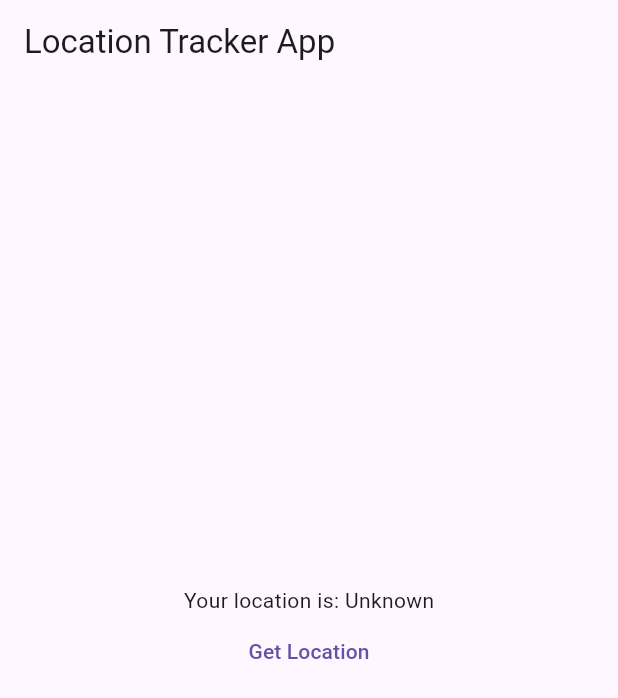
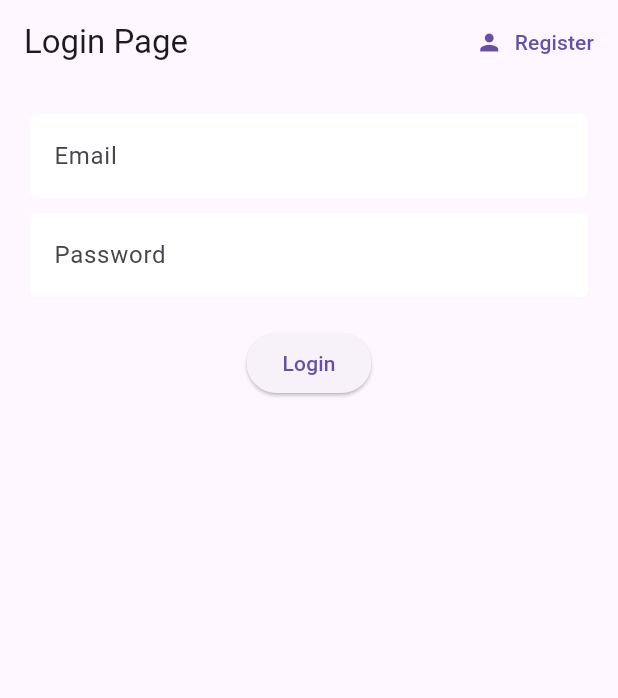
Before and after one commit to Siam5ell/location_app, a Flutter app: the screen it shows after launch, on a phone screen of 412 x 824 dp. Shown: the top 698 px of the screen. Run offline on Flutter 3.47's test engine with Material 3 defaults, Android fonts, the phone set to English and light mode, and no system bars; our stand-ins replace firebase_auth, firebase_core, geolocator; accounts and stored records are empty.

Commit message:
Basic Changes

```diff
--- /dev/null
+++ b/location_app/lib/constants/formdec.dart
@@ -0,0 +1,10 @@
+import 'package:flutter/material.dart';
+
+const textInputDecoration = InputDecoration(
+    fillColor: Colors.white,
+    filled: true,
+    enabledBorder: OutlineInputBorder(
+        borderSide: BorderSide(color: Colors.white, width: 2.0)),
+    focusedBorder: OutlineInputBorder(
+        borderSide:
+            BorderSide(color: Color.fromARGB(255, 245, 139, 139), width: 2.0)));
--- a/location_app/lib/main.dart
+++ b/location_app/lib/main.dart
@@ -1,10 +1,14 @@
+import 'package:firebase_core/firebase_core.dart';
 import 'package:flutter/material.dart';
-import 'package:location_app/screens/child/home.dart';
-import 'package:location_app/screens/child/mappage.dart';
+import 'package:location_app/firebase_options.dart';
+import 'package:location_app/screens/wrapper.dart';
+import 'package:location_app/services/auth.dart';
 import 'package:location_app/services/determinepositon.dart';
 import 'package:provider/provider.dart';
 
 void main() async {
+  WidgetsFlutterBinding.ensureInitialized();
+  await Firebase.initializeApp(options: DefaultFirebaseOptions.currentPlatform);
   runApp(const MyApp());
 }
 
@@ -13,15 +17,13 @@ class MyApp extends StatelessWidget {
 
   @override
   Widget build(BuildContext context) {
-    return ChangeNotifierProvider(
-      create: (context) => LocationTracker(),
-      child: MaterialApp(
-        initialRoute: "/",
-        routes: {
-          "/": (context) => const HomePage(),
-          "/actualmap": (context) => const MapPage(),
-        },
-      ),
-    );
+    return MultiProvider(providers: [
+      ChangeNotifierProvider(create: (context) => LocationTracker()),
+      StreamProvider(
+          create: (context) {
+            return Authenticate().user;
+          },
+          initialData: null)
+    ], child: const Wrapper());
   }
 }
--- /dev/null
+++ b/location_app/lib/screens/authentication/authpage.dart
@@ -0,0 +1,18 @@
+import 'package:flutter/material.dart';
+import 'package:location_app/screens/authentication/login.dart';
+import 'package:location_app/screens/authentication/register.dart';
+
+class AuthPage extends StatelessWidget {
+  const AuthPage({super.key});
+
+  @override
+  Widget build(BuildContext context) {
+    return MaterialApp(
+      initialRoute: "/",
+      routes: {
+        "/": (context) => const LoginPage(),
+        "/register": (context) => const RegisterPage(),
+      },
+    );
+  }
+}
--- /dev/null
+++ b/location_app/lib/screens/authentication/login.dart
@@ -0,0 +1,87 @@
+import "package:flutter/material.dart";
+import "package:location_app/constants/formdec.dart";
+import "package:location_app/services/auth.dart";
+
+class LoginPage extends StatefulWidget {
+  const LoginPage({super.key});
+
+  @override
+  State<LoginPage> createState() => _LoginPageState();
+}
+
+class _LoginPageState extends State<LoginPage> {
+  String email = "";
+  String password = "";
+  String error = "";
+  final _formkey = GlobalKey<FormState>();
+  final auth = Authenticate();
+  @override
+  Widget build(BuildContext context) {
+    return Scaffold(
+      appBar: AppBar(
+        title: const Text("Login Page"),
+        actions: [
+          TextButton.icon(
+              onPressed: () {
+                Navigator.pushNamed(context, "/register");
+              },
+              icon: const Icon(Icons.person),
+              label: const Text("Register"))
+        ],
+      ),
+      body: Container(
+        padding: const EdgeInsets.all(20),
+        child: Form(
+          key: _formkey,
+          child: Column(
+            children: [
+              TextFormField(
+                decoration: textInputDecoration.copyWith(hintText: "Email"),
+                onChanged: (value) => setState(() {
+                  email = value;
+                }),
+                validator: (value) =>
+                    value!.isEmpty ? "Enter a valid email." : null,
+              ),
+              const SizedBox(
+                height: 10,
+              ),
+              TextFormField(
+                decoration: textInputDecoration.copyWith(hintText: "Password"),
+                obscureText: true,
+                onChanged: (value) {
+                  setState(() {
+                    password = value;
+                  });
+                },
+                validator: (value) => value!.length < 6
+                    ? "Password must have atleast 6 characters."
+                    : null,
+              ),
+              const SizedBox(
+                height: 20,
+              ),
+              ElevatedButton(
+                  onPressed: () async {
+                    if (_formkey.currentState!.validate()) {
+                      try {
+                        await auth.signinwithemailandpassword(email, password);
+                      } catch (e) {
+                        setState(() {
+                          error = e.toString();
+                        });
+                      }
+                    }
+                  },
+                  child: const Text("Login")),
+              const SizedBox(
+                height: 20,
+              ),
+              Text(error)
+            ],
+          ),
+        ),
+      ),
+    );
+  }
+}
--- a/location_app/lib/screens/child/home.dart
+++ /dev/null
@@ -1,55 +0,0 @@
-import "package:flutter/material.dart";
-import "package:location_app/services/determinepositon.dart";
-import "package:provider/provider.dart";
-
-class HomePage extends StatefulWidget {
-  const HomePage({super.key});
-
-  @override
-  State<HomePage> createState() => _HomePageState();
-}
-
-class _HomePageState extends State<HomePage> {
-  bool _isvisible = false;
-
-  @override
-  Widget build(BuildContext context) {
-    final LocationTracker locationTracker =
-        Provider.of<LocationTracker>(context);
-    return Scaffold(
-      appBar: AppBar(title: const Text("Location Tracker App")),
-      body: Center(
-        child: Column(
-          mainAxisAlignment: MainAxisAlignment.center,
-          children: [
-            Text("Your location is: ${locationTracker.currposition}"),
-            TextButton(
-                onPressed: () async {
-                  await locationTracker.determinePosition();
-                  setState(() {
-                    if (locationTracker.currposition != "Unknown") {
-                      _isvisible = true;
-                    } else {
-                      _isvisible = false;
-                    }
-                  });
-                },
-                child: const Text("Get Location")),
-            Text(locationTracker.trackererror),
-            const SizedBox(
-              height: 10,
-            ),
-            Visibility(
-                visible: _isvisible,
-                child: TextButton(
-                  onPressed: () {
-                    Navigator.pushNamed(context, "/actualmap");
-                  },
-                  child: const Text("Show on Map"),
-                )),
-          ],
-        ),
-      ),
-    );
-  }
-}
--- /dev/null
+++ b/location_app/lib/screens/wrapper.dart
@@ -0,0 +1,29 @@
+import "package:flutter/material.dart";
+import "package:location_app/screens/authentication/authpage.dart";
+import 'package:location_app/screens/home.dart';
+import "package:provider/provider.dart";
+import "package:firebase_auth/firebase_auth.dart";
+
+class Wrapper extends StatefulWidget {
+  const Wrapper({super.key});
+
+  @override
+  State<Wrapper> createState() => _WrapperState();
+}
+
+class _WrapperState extends State<Wrapper> {
+  final homepagekey = GlobalKey<State<HomePage>>();
+  int child = 0;
+  void changer(int val) {
+    child = val;
+  }
+
+  @override
+  Widget build(BuildContext context) {
+    final user = Provider.of<User?>(context);
+    if (user == null) return const AuthPage();
+    // if (child == 1) return const ParentHome();
+    // if (child == 2) return const ChildHome();
+    return const HomePage();
+  }
+}
--- a/location_app/pubspec.yaml
+++ b/location_app/pubspec.yaml
@@ -39,6 +39,9 @@ dependencies:
   provider: ^6.1.1
   latlong2: ^0.9.0
   url_launcher: ^6.2.4
+  firebase_core: ^2.25.4
+  firebase_auth: ^4.17.4
+  cloud_firestore: ^4.15.5
 
 dev_dependencies:
   flutter_test:
```
Also changed, not shown: location_app/lib/screens/authentication/register.dart (added, +89 -0 lines), location_app/lib/screens/child/mappage.dart (deleted, +0 -53 lines), location_app/lib/screens/home.dart (added, +39 -0 lines), location_app/lib/services/auth.dart (added, +38 -0 lines), location_app/lib/firebase_options.dart (added), location_app/pubspec.lock, 7 other files.
